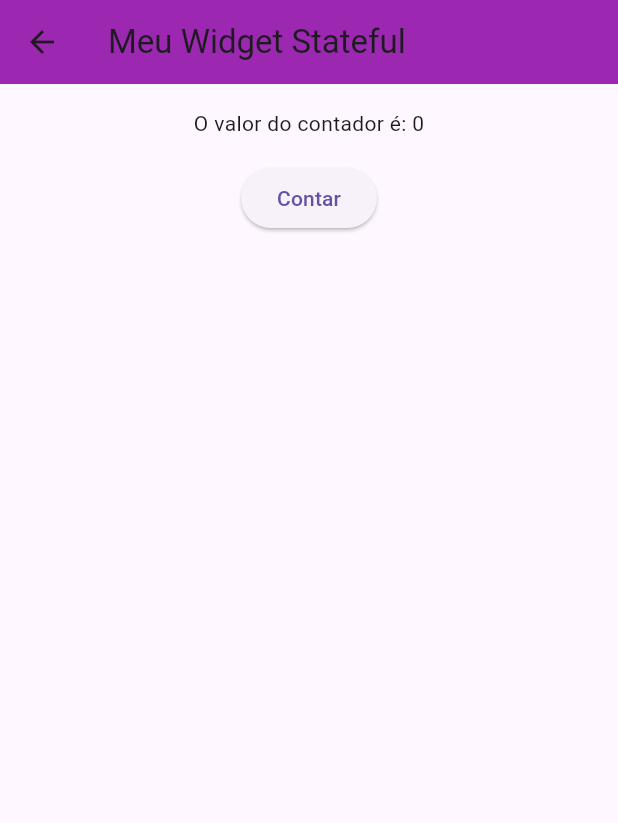
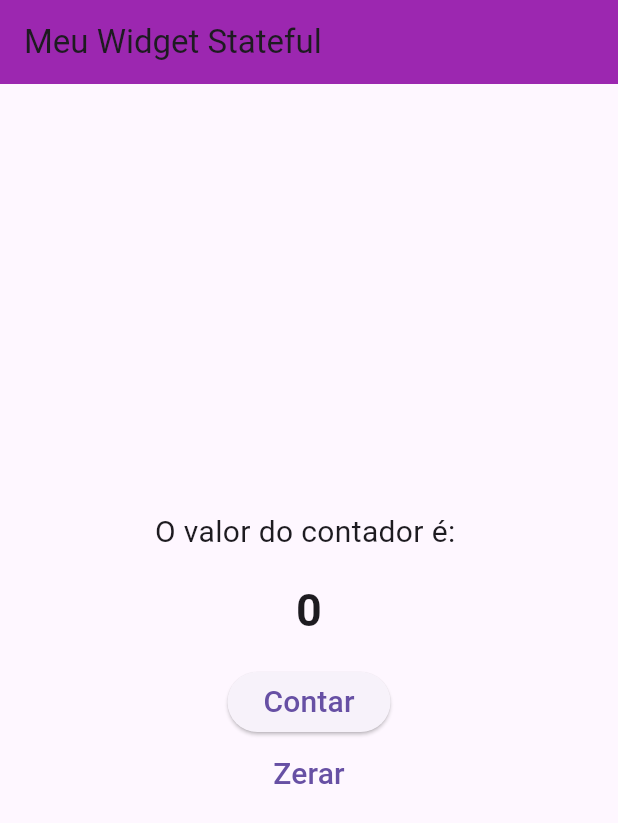
Before and after one commit to mariamandafm/DIM0524-DDM-20242-fork, a Flutter app: the MyStatefulWdget screen opened directly, on a phone screen of 412 x 824 dp. Shown: the top 823 px of the screen. Run offline on Flutter 3.47's test engine with Material 3 defaults, Android fonts, the phone set to English and light mode, and no system bars.

Commit message:
contador ok

```diff
--- a/f03_widgets_and_states/lib/MyStatefulWidget.dart
+++ b/f03_widgets_and_states/lib/MyStatefulWidget.dart
@@ -8,8 +8,21 @@ class MyStatefulWdget extends StatefulWidget {
 }
 
 class _MyStatefulWdgetState extends State<MyStatefulWdget> {
+  int _contador = 0;
 
-  int contador = 0;
+  void _contar() {
+    setState(() {
+      _contador++;
+    });
+
+    print(_contador);
+  }
+
+  void _zerar() {
+    setState(() {
+      _contador = 0;
+    });
+  }
 
   @override
   Widget build(BuildContext context) {
@@ -22,14 +35,39 @@ class _MyStatefulWdgetState extends State<MyStatefulWdget> {
           child: Container(
             padding: EdgeInsets.all(16),
             child: Column(
+              mainAxisAlignment: MainAxisAlignment.center,
               children: <Widget>[
-              Text("O valor do contador é: $contador"),
-              SizedBox(height: 16,),
-              ElevatedButton(onPressed: (){}, child: Text("Contar"),),
+                Text(
+                  "O valor do contador é: ",
+                  style: TextStyle(fontSize: 20),
+                ),
+                SizedBox(
+                  height: 16,
+                ),
+                Text(
+                  "$_contador",
+                  style: TextStyle(fontSize: 30, fontWeight: FontWeight.bold),
+                ),
+                SizedBox(
+                  height: 16,
+                ),
+                ElevatedButton(
+                  onPressed: _contar,
+                  child: Text(
+                    "Contar",
+                    style: TextStyle(fontSize: 20),
+                  ),
+                ),
+                TextButton(
+                  onPressed: _zerar,
+                  child: Text(
+                    "Zerar",
+                    style: TextStyle(fontSize: 20),
+                  ),
+                )
               ],
             ),
           ),
-      )
-    );
+        ));
   }
 }
--- a/f03_widgets_and_states/lib/main.dart
+++ b/f03_widgets_and_states/lib/main.dart
@@ -1,8 +1,9 @@
+import 'package:f03_widgets_and_states/MyStatefulWidget.dart';
 import 'package:f03_widgets_and_states/MyStatelessWidget.dart';
 import 'package:flutter/material.dart';
 
 void main() {
   runApp(MaterialApp(
-    home: MyStatelessWidget(text: "Meu componente stateless",),
+    home: MyStatefulWdget(),
   ),);
 }
```
Lines whose indentation alone changed are shown as unchanged.
